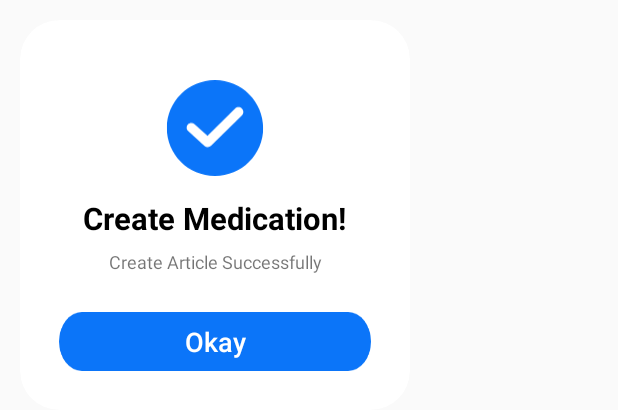
After one commit to samikhan96/AvicaStaff, an Android app: the layout create_medication_dialog.xml on its own in the app's theme, with its tools: preview values and no code run, on a phone screen of 412 x 824 dp. The commit adds this screen. Shown: the top 410 px of the screen. Run offline under Robolectric (Android 15) with nearby library versions, the phone set to English and light mode, and no system bars; network calls fail.

Commit message:
push code

```diff
--- a/app/src/main/java/com/optimum/AvicaStaff/HttpUtils/ConfigConstants.java
+++ b/app/src/main/java/com/optimum/AvicaStaff/HttpUtils/ConfigConstants.java
@@ -25,6 +25,8 @@ public class ConfigConstants {
     public static final String uploader = "/web/uploader";
     public static final String Createeducation = "/web/education";
     public static final String getTutorials = "/web/videos";
+    public static final String getMedicine = "/web/doctor/organization/medications?search=";
+    public static final String CreateMedication = "/web/medications/patients/";
 
 
 }
--- a/app/src/main/java/com/optimum/AvicaStaff/api/RetrofitClient.java
+++ b/app/src/main/java/com/optimum/AvicaStaff/api/RetrofitClient.java
@@ -8,7 +8,7 @@ import retrofit2.converter.gson.GsonConverterFactory;
 import java.util.concurrent.TimeUnit;
 
 public class RetrofitClient {
-    private static final String BASE_URL = "https://avica.up.railway.app/";
+    private static final String BASE_URL = "https://api.avica.health/";
     private static volatile Retrofit retrofit; // Use volatile for thread safety
 
     // Private constructor to prevent instantiation
--- /dev/null
+++ b/app/src/main/res/layout/create_medication_dialog.xml
@@ -0,0 +1,82 @@
+<?xml version="1.0" encoding="utf-8"?>
+
+<androidx.cardview.widget.CardView xmlns:android="http://schemas.android.com/apk/res/android"
+    xmlns:app="http://schemas.android.com/apk/res-auto"
+    android:layout_width="@dimen/_200sdp"
+    android:layout_height="@dimen/_200sdp"
+    android:layout_margin="@dimen/_10sdp"
+    app:cardCornerRadius="@dimen/_20sdp">
+
+    <RelativeLayout
+        android:layout_width="match_parent"
+        android:layout_height="match_parent"
+        android:orientation="vertical">
+
+
+        <LinearLayout
+            android:layout_width="match_parent"
+            android:layout_height="wrap_content"
+            android:layout_marginTop="@dimen/_20sdp"
+            android:orientation="vertical">
+
+            <LinearLayout
+                android:layout_margin="@dimen/_10sdp"
+                android:layout_width="@dimen/_50sdp"
+                android:layout_height="@dimen/_50sdp"
+                android:layout_gravity="center"
+                android:orientation="vertical">
+
+                <ImageView
+                    android:layout_width="match_parent"
+                    android:layout_height="match_parent"
+                    android:src="@drawable/frame" />
+
+            </LinearLayout>
+
+
+            <TextView
+                android:textStyle="bold"
+                android:textColor="@color/black"
+                android:layout_width="wrap_content"
+                android:layout_height="wrap_content"
+                android:layout_centerHorizontal="true"
+                android:layout_centerVertical="true"
+                android:layout_gravity="center"
+                android:gravity="center"
+                android:text="Create Medication!"
+                android:textSize="@dimen/_16ssp" />
+
+            <TextView
+                android:layout_marginRight="@dimen/_10sdp"
+                android:layout_marginLeft="@dimen/_10sdp"
+                android:layout_marginTop="@dimen/_5sdp"
+                android:layout_width="wrap_content"
+                android:layout_height="wrap_content"
+                android:layout_centerHorizontal="true"
+                android:layout_centerVertical="true"
+                android:layout_gravity="center"
+                android:gravity="center"
+                android:text="Create Article Successfully"
+                android:textSize="@dimen/_9ssp" />
+
+        </LinearLayout>
+
+        <Button
+            android:textSize="@dimen/_14ssp"
+            android:id="@+id/yes_btn"
+            android:layout_width="match_parent"
+            android:layout_height="@dimen/_30sdp"
+            android:layout_alignParentBottom="true"
+            android:layout_marginStart="@dimen/_20sdp"
+            android:layout_marginTop="@dimen/_20sdp"
+            android:layout_marginEnd="@dimen/_20sdp"
+            android:layout_marginBottom="@dimen/_20sdp"
+            android:background="@drawable/btn_bg"
+            android:text="Okay"
+            android:textAllCaps="false"
+            android:textColor="@color/white" />
+
+
+    </RelativeLayout>
+
+</androidx.cardview.widget.CardView>
```
Also changed, not shown: app/src/main/java/com/optimum/AvicaStaff/HttpUtils/AppServices.java (+43 -0 lines), app/src/main/java/com/optimum/AvicaStaff/Models/Medicine.java (added, +25 -0 lines), app/src/main/java/com/optimum/AvicaStaff/UI/Doctor/Dialogs/AddMedicationDialog.java (added, +49 -0 lines), app/src/main/java/com/optimum/AvicaStaff/UI/Doctor/PatientFlow/CreateMedicationActivity.java (+157 -8 lines), app/src/main/res/layout/dialog_search_medicine.xml (added, +18 -0 lines).
